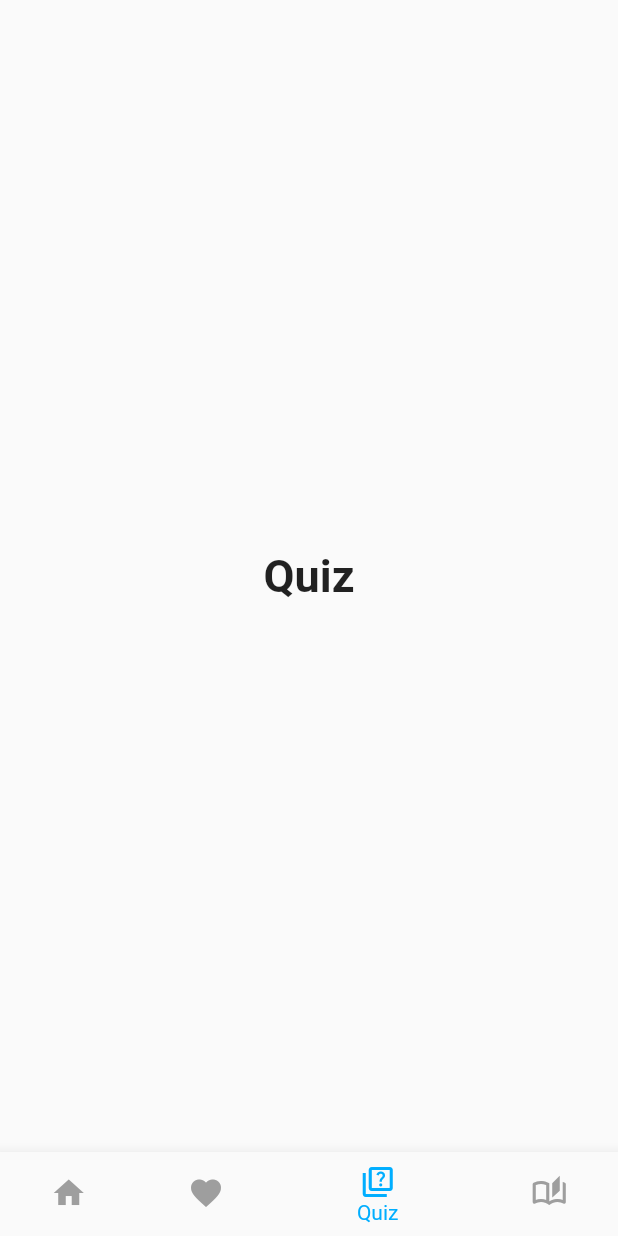
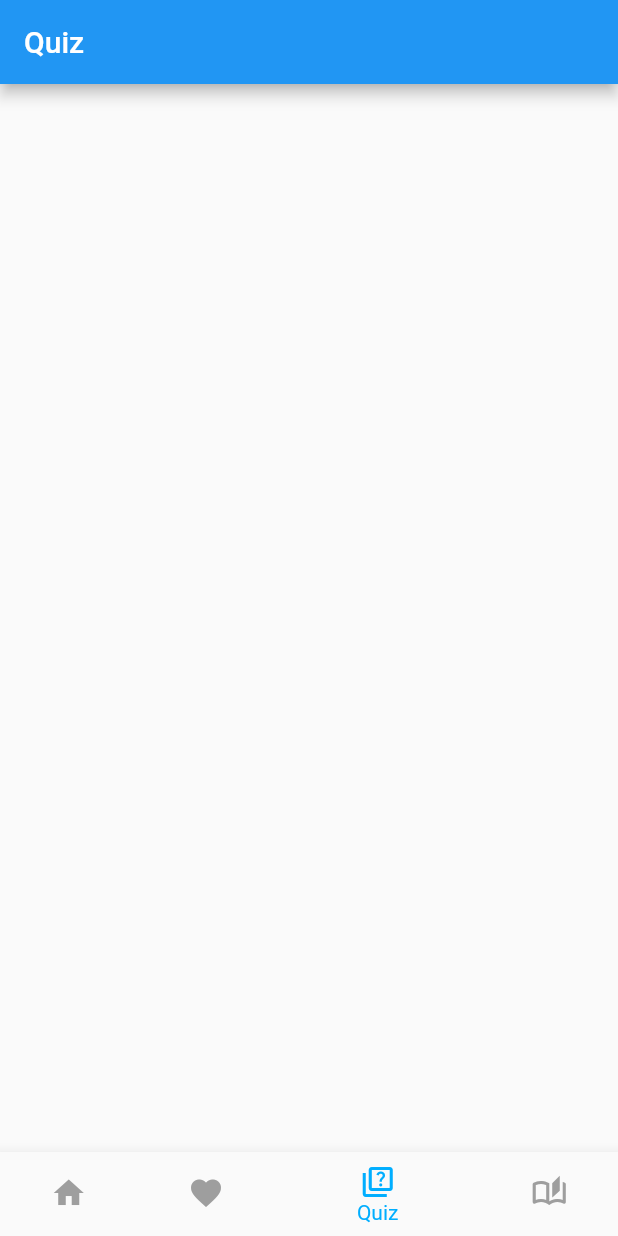
Before and after one commit to Roht5/Anipedia, a Flutter app: the screen it shows after launch, item 3 of the bottom bar chosen, on a phone screen of 412 x 824 dp. Run offline on Flutter 3.47's test engine with Material 2 defaults, Android fonts, the phone set to English and light mode, and no system bars; our stand-ins replace animated_text_kit, lottie.

Commit message:
Quiz window Creating

```diff
--- a/anipedia/lib/Screens/navBar.dart
+++ b/anipedia/lib/Screens/navBar.dart
@@ -1,4 +1,5 @@
 import 'package:anipedia/Screens/Favourite.dart';
+import 'package:anipedia/Screens/quiz/quizWindow.dart';
 import 'package:flutter/material.dart';
 
 import 'home.dart';
@@ -17,10 +18,7 @@ class _MyStatefulWidgetState extends State<MyStatefulWidget> {
   static const List<Widget> _widgetOptions = <Widget>[
     Home(),
     Favourtie(),
-    Text(
-      'Quiz',
-      style: optionStyle,
-    ),
+    QuizWindow(),
     Text(
       'Stories',
       style: optionStyle,
--- /dev/null
+++ b/anipedia/lib/Screens/quiz/quizWindow.dart
@@ -0,0 +1,16 @@
+import 'package:flutter/material.dart';
+import 'package:flutter/src/widgets/container.dart';
+import 'package:flutter/src/widgets/framework.dart';
+
+class QuizWindow extends StatelessWidget {
+  const QuizWindow({super.key});
+
+  @override
+  Widget build(BuildContext context) {
+    return Scaffold(
+      appBar: AppBar(
+        title: Text('Quiz'),
+      ),
+    );
+  }
+}
--- a/anipedia/pubspec.yaml
+++ b/anipedia/pubspec.yaml
@@ -65,6 +65,7 @@ flutter:
   # To add assets to your application, add an assets section, like this:
   assets:
     - assets/
+    - Animations/
     - assets/animals/
     - assets/Aquatic animals/
     - assets/Birds/
```
Also changed, not shown: anipedia/lib/Data Store/information.dart (+5 -5 lines), anipedia/lib/Widgets/crousel.dart (+5 -18 lines).
